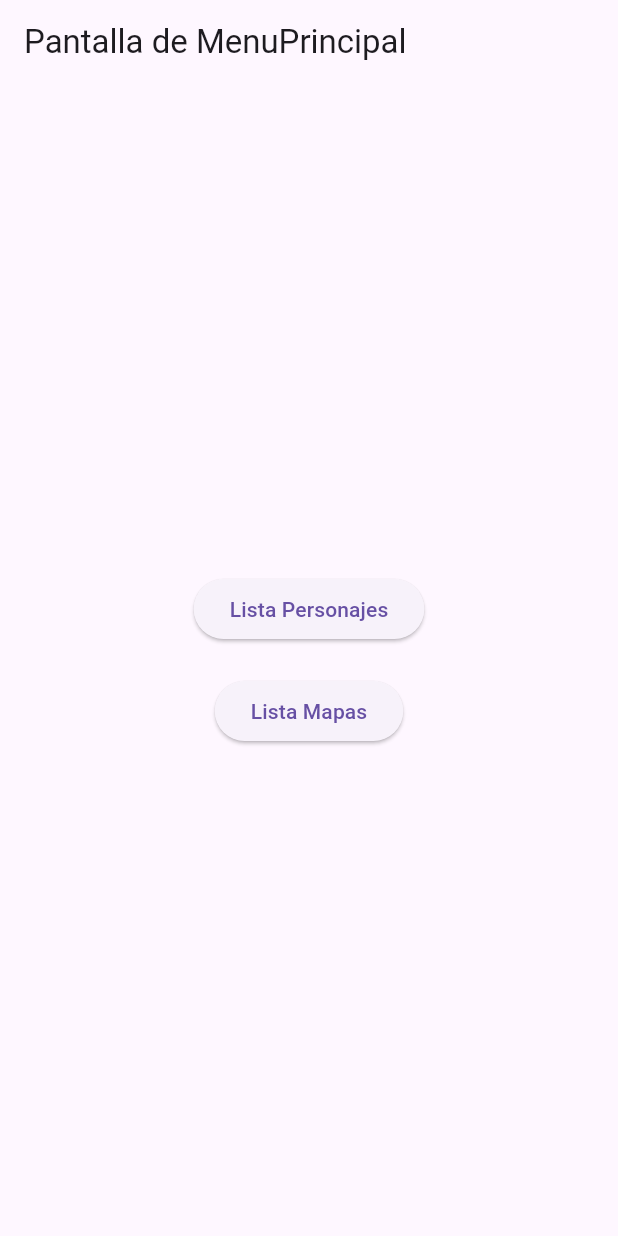
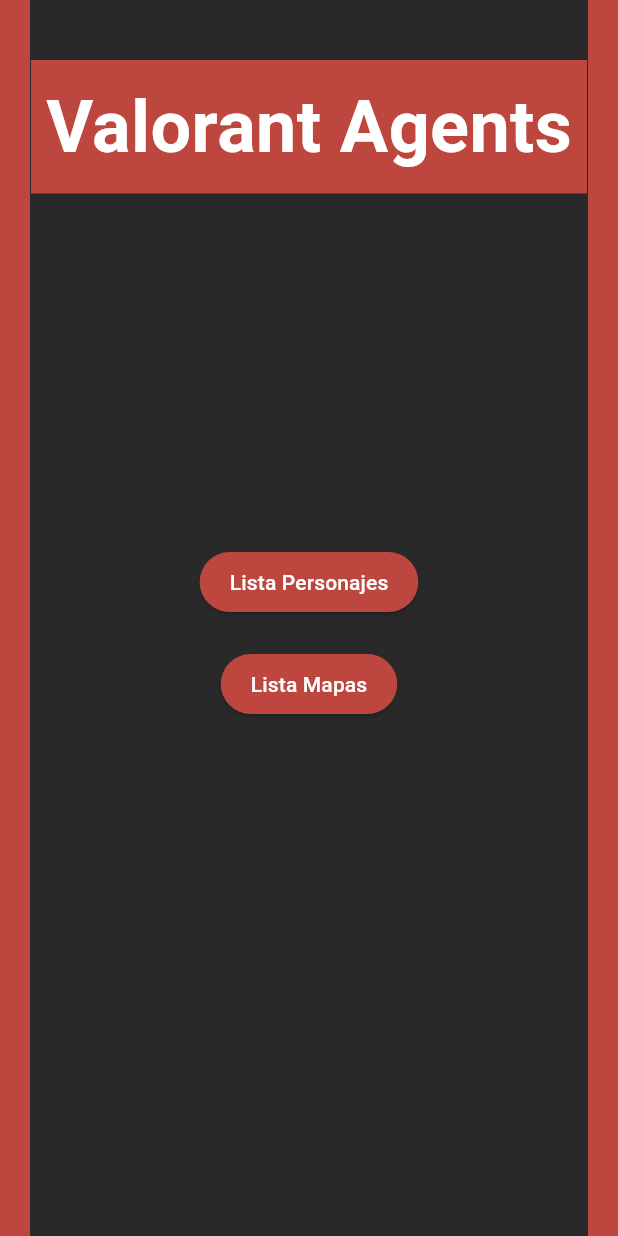
Before and after one commit to Ludef26/Valorant-api, a Flutter app: the screen it shows after launch, on a phone screen of 412 x 824 dp. Run offline on Flutter 3.47's test engine with Material 3 defaults, Android fonts, the phone set to English and light mode, and no system bars.

Commit message:
Intento de API MAP  y menu principal estetica
Intento de implementar la Api de los mapas y ajuste visual del menu principal

```diff
--- a/api_data_example/lib/main.dart
+++ b/api_data_example/lib/main.dart
@@ -24,9 +24,9 @@
         primarySwatch: Colors.blue,
       ),
       //Rutas de las pantallas
-      home: const mainMenu(),
+      home: const MainMenu(),
       routes: {
-        'mainMenu': (context) => const mainMenu(),
+        'mainMenu': (context) => const MainMenu(),
         'Lista Mapas': (context) => const ListaMapas(),
         'Lista Personajes': (context) => const ListaPersonajes(),
         'Datos Mapa': (context) => const DatosMapa(),
--- a/api_data_example/lib/pages/menuPrincipal.dart
+++ b/api_data_example/lib/pages/menuPrincipal.dart
@@ -1,47 +1,104 @@
 import 'package:flutter/material.dart';
 
-// ignore: camel_case_types
-class mainMenu extends StatefulWidget {
-  const mainMenu({super.key});
+class MainMenu extends StatefulWidget {
+  const MainMenu({Key? key});
 
   @override
-  State<mainMenu> createState() => _mainMenuState();
+  State<MainMenu> createState() => _MainMenuState();
 }
 
-// ignore: camel_case_types
-class _mainMenuState extends State<mainMenu> {
+class _MainMenuState extends State<MainMenu> {
+  final double _fontSize = 48.0; // Ajusta el tamaño inicial
+
   @override
   Widget build(BuildContext context) {
     return Scaffold(
-      appBar: AppBar(
-        title: const Text('Pantalla de MenuPrincipal'),
+      backgroundColor: const Color.fromARGB(255, 41, 41, 41),
+      body: Stack(
+        children: [
+          Positioned(
+            top: 40,
+            left: 0,
+            right: 0,
+            child: Center(
+              child: Container(
+                color: const Color.fromARGB(255, 189, 70, 62),
+                padding: const EdgeInsets.all(10),
+                child: Text(
+                  'Valorant Agents',
+                  style: TextStyle(
+                    color: Colors.white,
+                    fontSize: _fontSize,
+                    fontWeight: FontWeight.bold,
                   ),
-      body: Center(
-        // Botón para pasar al menú de personajes
+                ),
+              ),
+            ),
+          ),
+          Positioned(
+            top: 0,
+            bottom: 0,
+            left: 0,
+            width: 20,
+            child: Container(
+              color: const Color.fromARGB(255, 189, 70, 62),
+            ),
+          ),
+          Positioned(
+            top: 0,
+            bottom: 0,
+            right: 0,
+            width: 20,
+            child: Container(
+              color: const Color.fromARGB(255, 189, 70, 62),
+            ),
+          ),
+          Center(
             child: Column(
               mainAxisAlignment: MainAxisAlignment.center,
+              crossAxisAlignment: CrossAxisAlignment.center,
               children: [
+                const SizedBox(height: 20),
                 ElevatedButton(
                   onPressed: () {
                     Navigator.pushNamed(
-                  context, "Lista Personajes",
-                ); // Ruta para llegar al menú de personajes
+                      context,
+                      "Lista Personajes",
+                    );
                   },
-              child: const Text('Lista Personajes'), // Frase para el botón
+                  style: ElevatedButton.styleFrom(
+                    primary: const Color.fromARGB(255, 189, 70, 62),
+                    padding: const EdgeInsets.symmetric(
+                        horizontal: 20, vertical: 10),
                   ),
-            SizedBox(height: 20), // Espacio entre botones
-            // Botón para pasar a la lista de mapas
+                  child: const Text(
+                    'Lista Personajes',
+                    style: TextStyle(color: Colors.white),
+                  ),
+                ),
+                const SizedBox(height: 20),
                 ElevatedButton(
                   onPressed: () {
                     Navigator.pushNamed(
-                  context, "Lista Mapas",
-                ); // Ruta para llegar a la lista de mapas
+                      context,
+                      "Lista Mapas",
+                    );
                   },
-              child: const Text('Lista Mapas'), // Frase para el botón
+                  style: ElevatedButton.styleFrom(
+                    primary: const Color.fromARGB(255, 189, 70, 62),
+                    padding: const EdgeInsets.symmetric(
+                        horizontal: 20, vertical: 10),
+                  ),
+                  child: const Text(
+                    'Lista Mapas',
+                    style: TextStyle(color: Colors.white),
+                  ),
                 ),
               ],
             ),
           ),
+        ],
+      ),
     );
   }
 }
```
Also changed, not shown: api_data_example/lib/api_map.dart (added, +31 -0 lines), api_data_example/lib/models/user-map.dart (added, +8 -0 lines), api_data_example/lib/widgets/user_list_map.dart (added, +22 -0 lines). Lines whose indentation alone changed are shown as unchanged.
